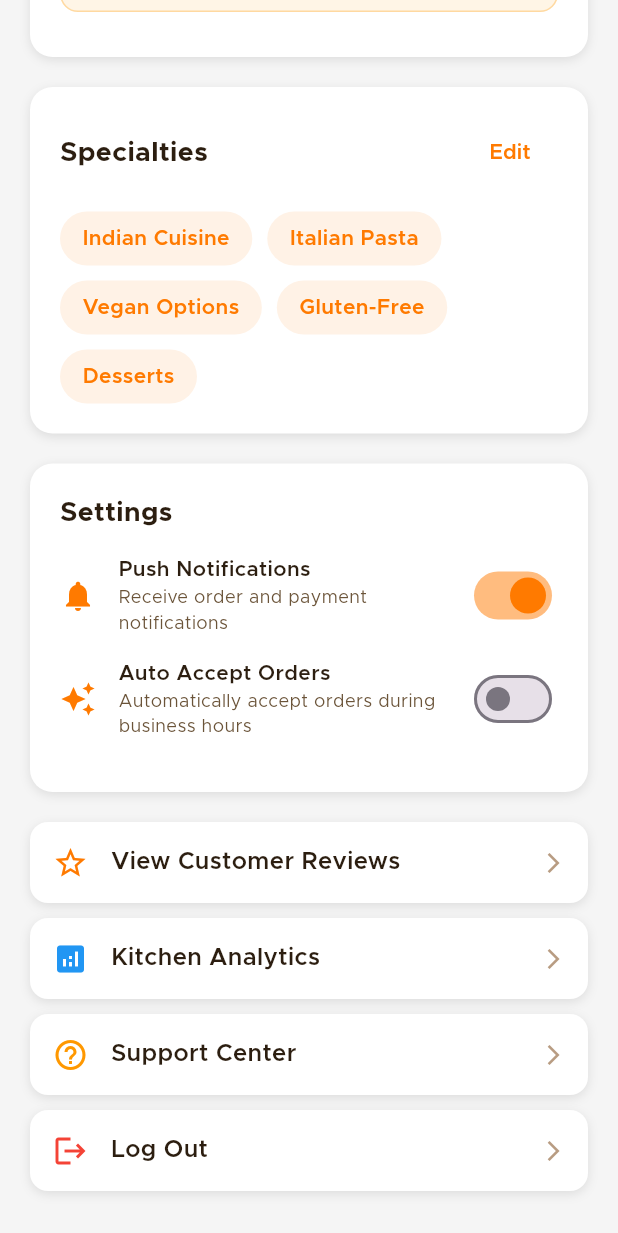
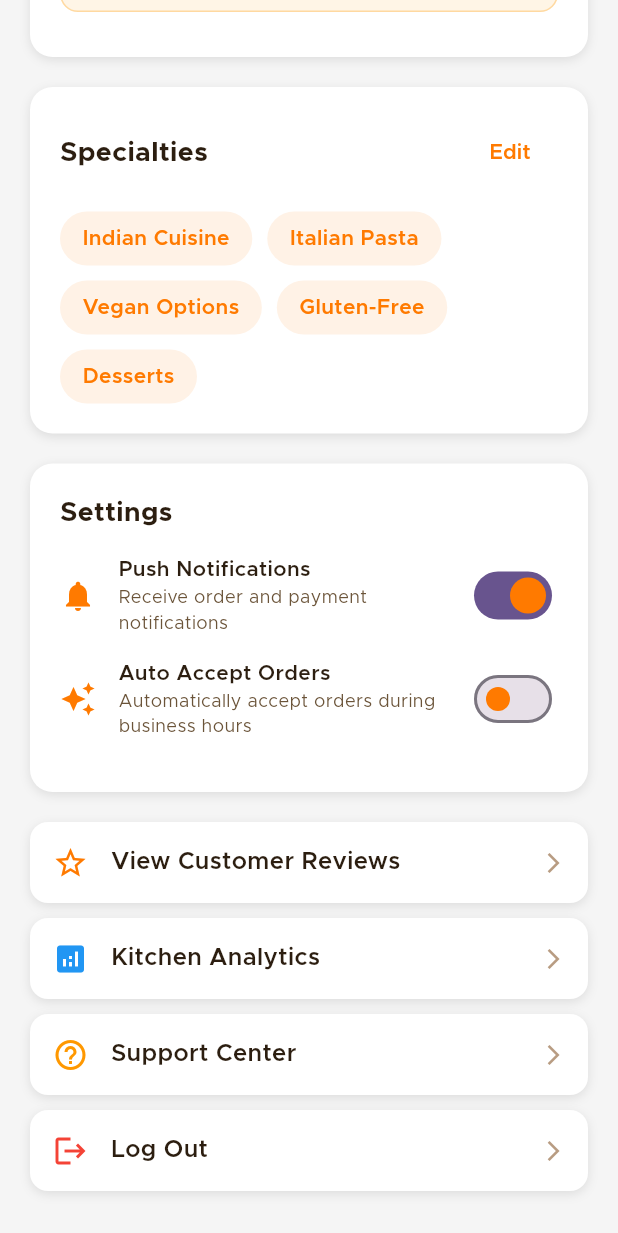
Before and after one commit to MOUBI9A/foodex, a Flutter app: the ChefProfileView screen opened directly, scrolled down 988 dp, on a phone screen of 412 x 824 dp. Shown: the top 1233 px of the screen. Run offline on Flutter 3.47's test engine with Material 3 defaults, Android fonts, the light colour scheme and no system bars; drawn by our look-alikes of flutter_easyloading; our stand-ins replace dio, firebase_core, flutter_rating_bar, flutter_riverpod, flutter_timezone, geocoding and 7 more; missing offline and left inert: custom_map_markers, otp_pin_field; accounts and stored records are empty.

```diff
--- a/lib/presentation/pages/chef/chef_home_view.dart
+++ b/lib/presentation/pages/chef/chef_home_view.dart
@@ -124,7 +124,7 @@
                                 isKitchenOpen = value;
                               });
                             },
-                            activeThumbColor: TColor.primary,
+                            thumbColor: WidgetStatePropertyAll(TColor.primary),
                           ),
                         ],
                       ),
--- a/lib/presentation/pages/chef/chef_menu_view.dart
+++ b/lib/presentation/pages/chef/chef_menu_view.dart
@@ -332,7 +332,7 @@
                           dish['available'] = value;
                         });
                       },
-                      activeThumbColor: TColor.primary,
+                      thumbColor: WidgetStatePropertyAll(TColor.primary),
                     ),
                   ],
                 ),
--- a/lib/presentation/pages/chef/chef_profile_view.dart
+++ b/lib/presentation/pages/chef/chef_profile_view.dart
@@ -371,7 +371,7 @@
                               notificationsEnabled = value;
                             });
                           },
-                          activeThumbColor: TColor.primary,
+                          thumbColor: WidgetStatePropertyAll(TColor.primary),
                         ),
                       ),
                       _buildSettingRow(
@@ -385,7 +385,7 @@
                               autoAcceptOrders = value;
                             });
                           },
-                          activeThumbColor: TColor.primary,
+                          thumbColor: WidgetStatePropertyAll(TColor.primary),
                         ),
                       ),
                     ],
--- a/lib/presentation/pages/driver/driver_home_view.dart
+++ b/lib/presentation/pages/driver/driver_home_view.dart
@@ -120,7 +120,7 @@
                                 isOnline = value;
                               });
                             },
-                            activeThumbColor: TColor.primary,
+                            thumbColor: WidgetStatePropertyAll(TColor.primary),
                           ),
                         ],
                       ),
--- a/lib/presentation/pages/more/add_card_view.dart
+++ b/lib/presentation/pages/more/add_card_view.dart
@@ -135,7 +135,7 @@
               const Spacer(),
               Switch(
                   value: isAnyTime,
-                  activeThumbColor: TColor.primary,
+                  thumbColor: WidgetStatePropertyAll(TColor.primary),
                   onChanged: (newVal) {
                     setState(() {
                       isAnyTime = newVal;
```
